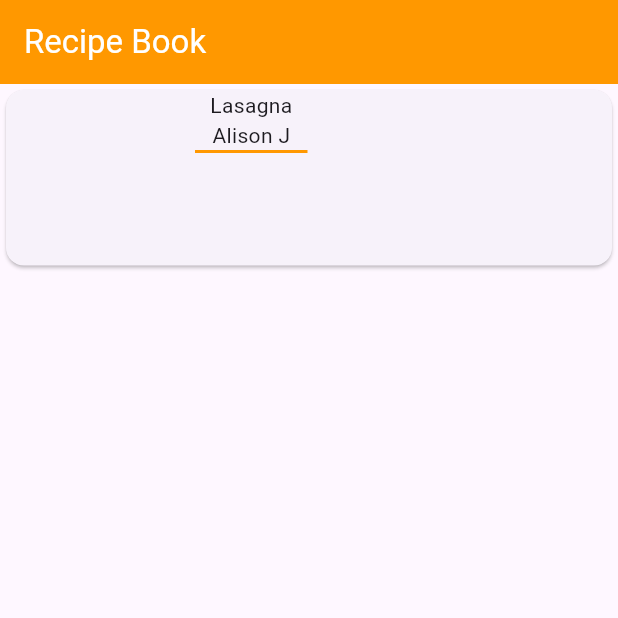
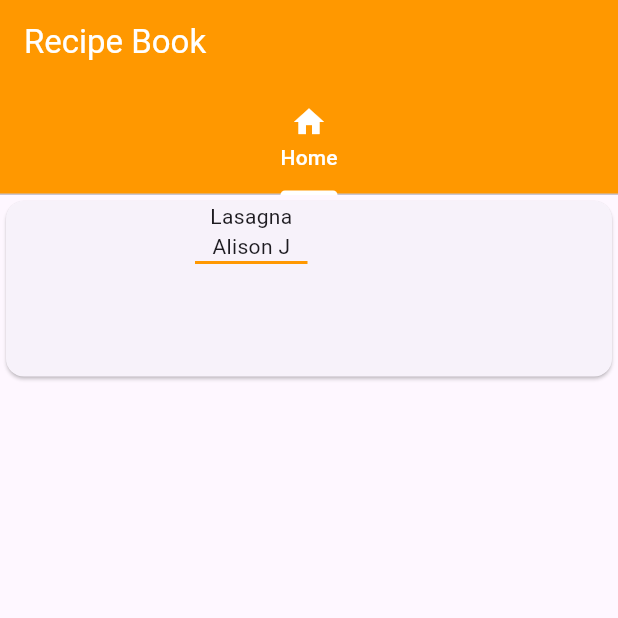
Before and after one commit to platzi/curso-flutter, a Flutter app: the screen it shows after launch, on a phone screen of 412 x 824 dp, the top half of it. Run offline on Flutter 3.47's test engine with Material 3 defaults, Android fonts, the phone set to English and light mode, and no system bars.

Commit message:
screens folder, tabBar

```diff
--- a/lib/main.dart
+++ b/lib/main.dart
@@ -1,4 +1,5 @@
 import 'package:flutter/material.dart';
+import 'package:recipe_book/screens/home_screen.dart';
 
 void main() => runApp(const MyApp());
 
@@ -19,34 +20,24 @@ class RecipeBook extends StatelessWidget {
 
   @override
   Widget build(BuildContext context) {
-    return Scaffold(
+    return DefaultTabController(
+      length: 4,
+      child: Scaffold(
         appBar: AppBar(
           backgroundColor: Colors.orange,
           title: Text(
             'Recipe Book',
             style: TextStyle(color: Colors.white),
           ),
+          bottom: TabBar(
+            indicatorColor: Colors.white,
+            labelColor: Colors.white,
+            unselectedLabelColor: Colors.white,
+            tabs:[
+            Tab(icon: Icon(Icons.home), text: 'Home',)
+          ]),
         ),
-      body: Container(width: MediaQuery.of(context).size.width, height: 125, child: Card(child: Row(children: <Widget>[
-        Container(
-          height: 125,
-          width: 100,
-          child: ClipRRect(
-            borderRadius: BorderRadius.circular(10),
-            child: Container(),
-          ),
-        ),
-        SizedBox(width: 26,),
-        Column(children: <Widget>[
-          Text('Lasagna'),
-          Text('Alison J'),
-          Container(
-            height: 2,
-            width: 75,
-            color: Colors.orange,
-          )
-        ],)
-      ],),),),
+        body: TabBarView(children: [HomeScreen()])),
     );
   }
 }
--- /dev/null
+++ b/lib/screens/home_screen.dart
@@ -0,0 +1,44 @@
+import 'package:flutter/material.dart';
+
+class HomeScreen extends StatelessWidget {
+  const HomeScreen({super.key});
+
+  @override
+  Widget build(BuildContext context) {
+    return Scaffold(
+      body: Container(
+          width: MediaQuery.of(context).size.width,
+          height: 125,
+          child: Card(
+            child: Row(
+              children: <Widget>[
+                Container(
+                  height: 125,
+                  width: 100,
+                  child: ClipRRect(
+                    borderRadius: BorderRadius.circular(10),
+                    child: Container(),
+                  ),
+                ),
+                SizedBox(
+                  width: 26,
+                ),
+                Column(
+                  children: <Widget>[
+                    Text('Lasagna'),
+                    Text('Alison J'),
+                    Container(
+                      height: 2,
+                      width: 75,
+                      color: Colors.orange,
+                    )
+                  ],
+                )
+              ],
+            ),
+          ),
+        ),
+    );
+
+  }
+}
```
Lines whose indentation alone changed are shown as unchanged.
